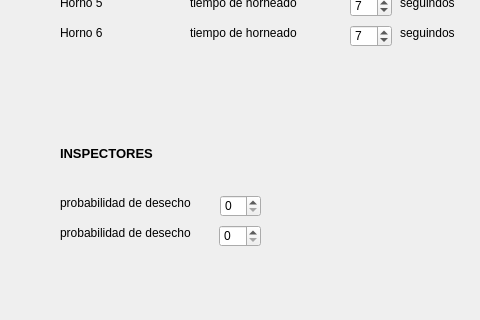
First picture: the form in Fabrica/configuracion.ui, repository gaboq98/FABRICA, before the edit; both pictures show x 320 to 800 and y 315 to 635 of the 1134 by 635 pixel window.
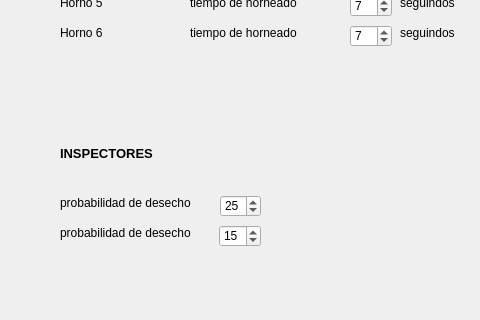
Second picture: the form after the edit.

Patch:
```diff
--- a/Fabrica/configuracion.ui
+++ b/Fabrica/configuracion.ui
@@ -1180,6 +1180,9 @@
    <property name="maximum">
     <number>100</number>
    </property>
+   <property name="value">
+    <number>15</number>
+   </property>
   </widget>
   <widget class="QSpinBox" name="prob_inspec_1">
    <property name="geometry">
@@ -1193,6 +1196,9 @@
    <property name="maximum">
     <number>100</number>
    </property>
+   <property name="value">
+    <number>25</number>
+   </property>
   </widget>
   <widget class="QSpinBox" name="cantidad_por_paquete">
    <property name="geometry">
```
